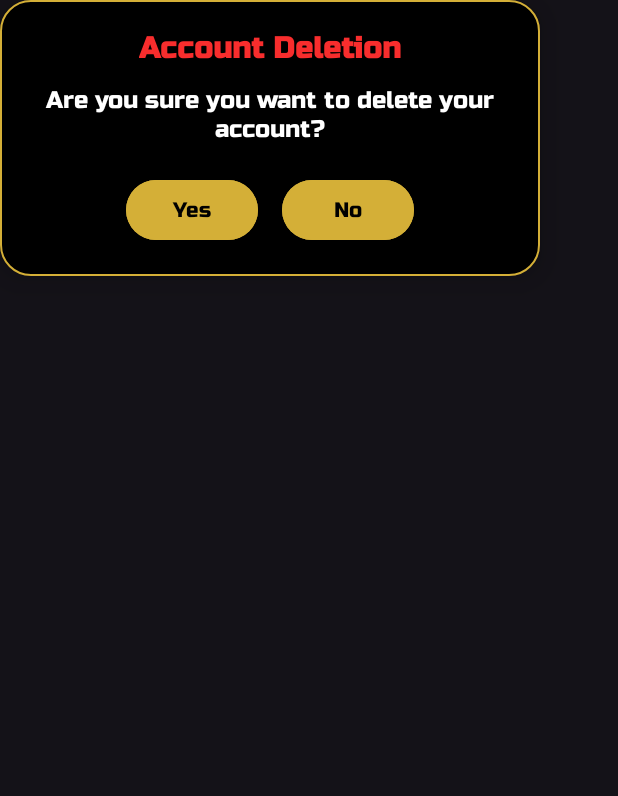
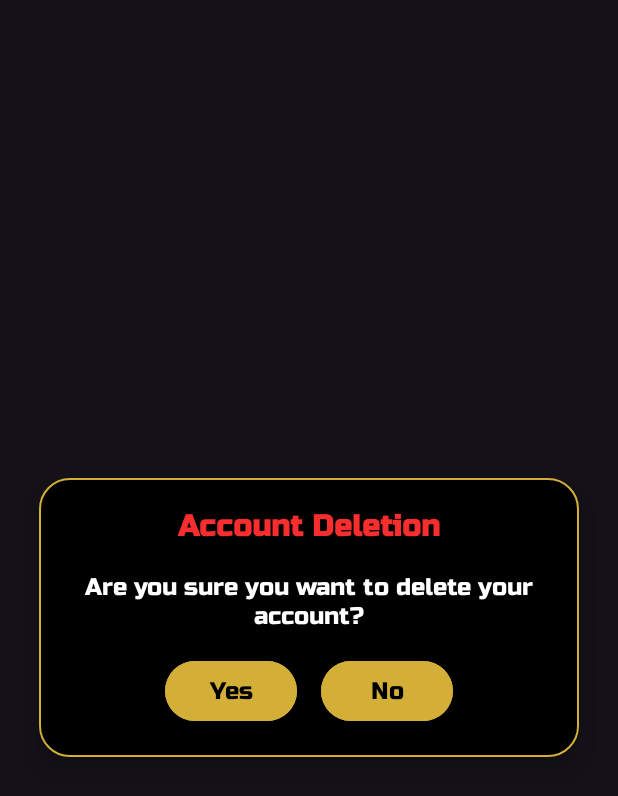
Before and after one commit to suryanshukla592/HectoClash, an Android app: the layout deleteddialogue.xml on its own in the app's theme, with its tools: preview values and no code run, on a phone screen of 412 x 824 dp. Shown: the top 796 px of the screen. Run offline under Robolectric (Android 15) with nearby library versions, the phone set to English and light mode, and no system bars.

Commit message:
Few UI Tweaks

```diff
--- a/app/src/main/java/com/example/hectoclash/Login.kt
+++ b/app/src/main/java/com/example/hectoclash/Login.kt
@@ -1,6 +1,7 @@
 package com.example.hectoclash
 
 import android.content.Intent
+import android.graphics.Color
 import android.media.MediaPlayer
 import android.os.Bundle
 import android.view.LayoutInflater
@@ -9,6 +10,7 @@ import android.widget.EditText
 import android.widget.Toast
 import androidx.appcompat.app.AlertDialog
 import androidx.appcompat.app.AppCompatActivity
+import androidx.core.graphics.drawable.toDrawable
 import androidx.core.view.ViewCompat
 import androidx.core.view.WindowInsetsCompat
 import com.example.hectoclash.databinding.ActivityLoginBinding
@@ -132,6 +134,7 @@ class Login : AppCompatActivity() {
             .setView(dialogView)
             .setCancelable(true)
         val alertDialog = builder.create()
+        alertDialog.window?.setBackgroundDrawable(Color.TRANSPARENT.toDrawable())
         val btnYes = dialogView.findViewById<Button>(R.id.btn_submit)
         btnYes.setOnClickListener {
             SfxManager.playSfx(this, R.raw.button_sound)
--- a/app/src/main/java/com/example/hectoclash/MainActivity.kt
+++ b/app/src/main/java/com/example/hectoclash/MainActivity.kt
@@ -42,6 +42,7 @@ import com.google.firebase.auth.FirebaseUser
 import com.google.firebase.firestore.FirebaseFirestoreSettings
 import com.google.firebase.firestore.ktx.firestore
 import com.google.firebase.ktx.Firebase
+import androidx.core.graphics.drawable.toDrawable
 
 class MainActivity : AppCompatActivity() {
     private lateinit var binding: ActivityMainBinding
@@ -292,6 +293,7 @@ class MainActivity : AppCompatActivity() {
             .setView(dialogView)
             .setCancelable(true)
         val alertDialog = builder.create()
+        alertDialog.window?.setBackgroundDrawable(Color.TRANSPARENT.toDrawable())
         val btnYes = dialogView.findViewById<Button>(R.id.btn_yes)
         val btnNo = dialogView.findViewById<Button>(R.id.btn_no)
         btnYes.setOnClickListener {
--- a/app/src/main/res/layout/deleteddialogue.xml
+++ b/app/src/main/res/layout/deleteddialogue.xml
@@ -1,28 +1,28 @@
 <?xml version="1.0" encoding="utf-8"?>
-<androidx.constraintlayout.widget.ConstraintLayout xmlns:android="http://schemas.android.com/apk/res/android"
-    xmlns:app="http://schemas.android.com/apk/res-auto"
+<LinearLayout
+    xmlns:android="http://schemas.android.com/apk/res/android"
     android:layout_width="360dp"
     android:layout_height="wrap_content"
     android:padding="20dp"
+    android:layout_gravity="center"
     android:background="@drawable/rounded_corners_dialogue"
+    android:orientation="vertical"
     android:elevation="12dp">
 
     <TextView
         android:id="@+id/deleteacc"
-        android:layout_width="wrap_content"
+        android:layout_width="match_parent"
         android:layout_height="wrap_content"
         android:text="Account Deletion"
         android:textSize="20sp"
         android:textColor="#F82D2D"
         android:fontFamily="@font/russo_one"
         android:textStyle="bold"
-        app:layout_constraintTop_toTopOf="parent"
-        app:layout_constraintStart_toStartOf="parent"
-        app:layout_constraintEnd_toEndOf="parent" />
+        android:gravity="center"/>
 
     <TextView
         android:id="@+id/dialog_message"
-        android:layout_width="0dp"
+        android:layout_width="match_parent"
         android:layout_height="wrap_content"
         android:text="Are you sure you want to delete your account?"
         android:textSize="16sp"
@@ -30,19 +30,14 @@
         android:textColor="@color/white"
         android:textAlignment="center"
         android:gravity="center"
-        android:layout_marginTop="12dp"
-        app:layout_constraintTop_toBottomOf="@id/deleteacc"
-        app:layout_constraintStart_toStartOf="parent"
-        app:layout_constraintEnd_toEndOf="parent" />
+        android:layout_marginTop="18dp" />
 
     <LinearLayout
         android:layout_width="wrap_content"
         android:layout_height="wrap_content"
         android:orientation="horizontal"
-        android:layout_marginTop="20dp"
-        app:layout_constraintTop_toBottomOf="@id/dialog_message"
-        app:layout_constraintStart_toStartOf="parent"
-        app:layout_constraintEnd_toEndOf="parent">
+        android:layout_gravity="center"
+        android:layout_marginTop="16dp">
 
         <Button
             android:id="@+id/btn_yes"
@@ -50,7 +45,7 @@
             android:layout_height="wrap_content"
             android:text="Yes"
             android:textColor="#000000"
-            android:textSize="14sp"
+            android:textSize="16sp"
             android:fontFamily="@font/russo_one"
             android:backgroundTint="#D4AF37"
             android:layout_marginEnd="16dp"
@@ -63,11 +58,11 @@
             android:layout_height="wrap_content"
             android:text="No"
             android:textColor="#000000"
-            android:textSize="14sp"
+            android:textSize="16sp"
             android:fontFamily="@font/russo_one"
             android:backgroundTint="#D4AF37"
             android:paddingHorizontal="20dp"
             android:paddingVertical="8dp"/>
     </LinearLayout>
 
-</androidx.constraintlayout.widget.ConstraintLayout>
+</LinearLayout>
```
